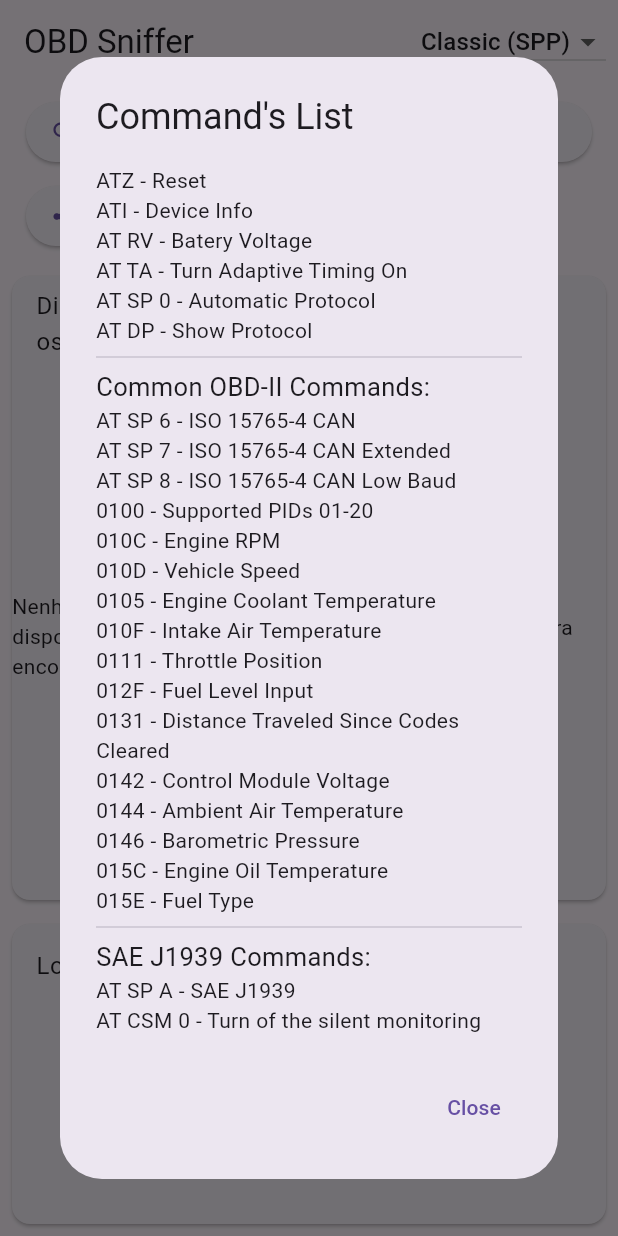
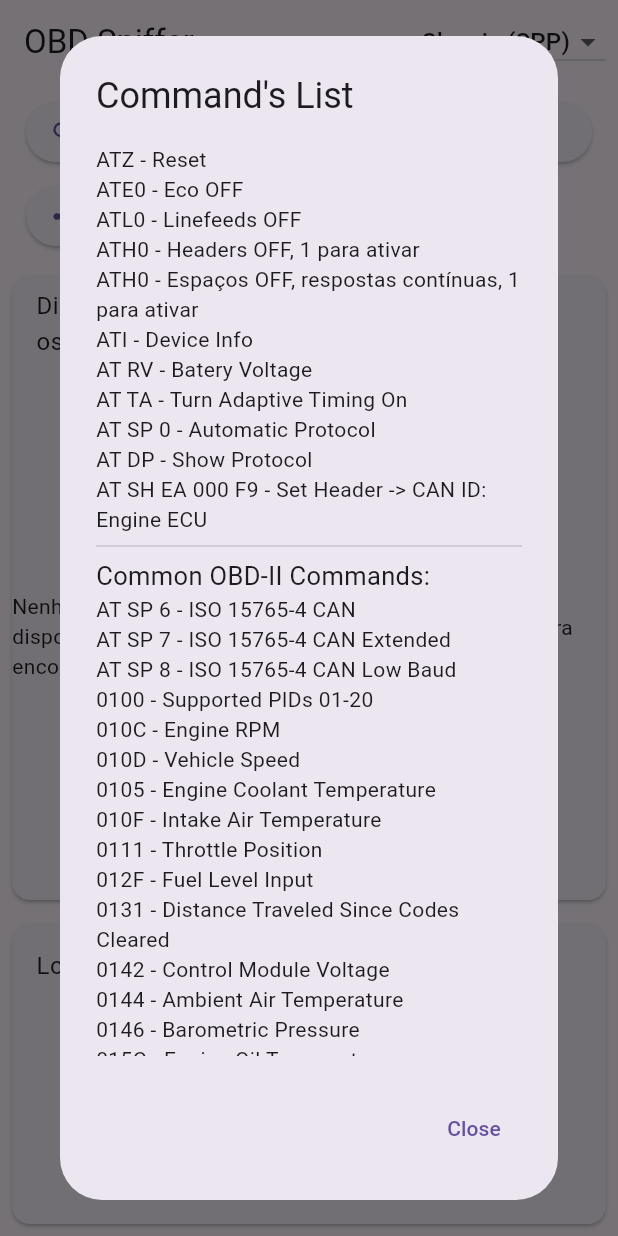
Before and after one commit to FelipeGSLobo/obd_sniffer_external.app, a Flutter app: the screen it shows after launch, after a tap on "Scan", after a tap on "Disconnect", after a tap on "Command's List", on a phone screen of 412 x 824 dp. Run offline on Flutter 3.47's test engine with Material 3 defaults, Android fonts, the phone set to English and light mode, and no system bars; our stand-ins replace flutter_bloc, flutter_blue_plus, flutter_bluetooth_serial, open_filex, permission_handler, share_plus and 1 more.

Commit message:
Complementado comandos.

```diff
--- a/lib/ui/components/panel_container.dart
+++ b/lib/ui/components/panel_container.dart
@@ -20,7 +20,15 @@ class _PanelContainerState extends State<PanelContainer> {
   double rpm = 0;
   StreamSubscription<String>? subscription;
   final protocols = [
-    ObdProtocol(name: 'SAE J1939', code: 'AT SP A', rpm: '03 00 F0 04'),
+    ObdProtocol(name: 'Automático', code: 'AT SP 0', rpm: '010C'),
+    ObdProtocol(name: 'ISO 15765-4 (CAN 11-bit 500kb/s) Padrão', code: 'AT SP 6', rpm: '010C'),
+    ObdProtocol(name: 'ISO 15765-4 (CAN 29-bit 500kb/s)', code: 'AT SP 7', rpm: '010C'),
+    ObdProtocol(name: 'ISO 15765-4 (CAN 29-bit 250kb/s)', code: 'AT SP 8', rpm: '010C'),
+    ObdProtocol(name: 'SAE J1939 (Caminhões 29-bit)', code: 'AT SP A', rpm: '0300F004'),
+    ObdProtocol(name: 'ISO 14230 / KWP2000 (K-line lenta)', code: 'AT SP 3', rpm: '010C'),
+    ObdProtocol(name: 'ISO 9141-2 (K-line padrão)', code: 'AT SP 1', rpm: '010C'),
+    ObdProtocol(name: 'J1850 PWM (Ford antigo)', code: 'AT SP 2', rpm: '010C'),
+    ObdProtocol(name: 'J1850 VPW (GM antigo)', code: 'AT SP 4', rpm: '010C'),
     ObdProtocol(name: 'ISO 15765-4', code: 'AT SP 6', rpm: '010C'),
   ];
 
--- a/lib/ui/screens/home/home_page.dart
+++ b/lib/ui/screens/home/home_page.dart
@@ -106,12 +106,16 @@ class HomePage extends StatelessWidget {
                                 crossAxisAlignment: CrossAxisAlignment.start,
                                 children: [
                                   Text("ATZ - Reset"),
+                                  Text("ATE0 - Eco OFF"),
+                                  Text("ATL0 - Linefeeds OFF"),
+                                  Text("ATH0 - Headers OFF, 1 para ativar"),
+                                  Text("ATH0 - Espaços OFF, respostas contínuas, 1 para ativar"),
                                   Text("ATI - Device Info"),
                                   Text("AT RV - Batery Voltage"),
                                   Text("AT TA - Turn Adaptive Timing On"),
                                   Text("AT SP 0 - Automatic Protocol"),
                                   Text("AT DP - Show Protocol"),
-
+                                  Text("AT SH EA 000 F9 - Set Header -> CAN ID: Engine ECU"),
                                   Divider(),
                                   Text(
                                     "Common OBD-II Commands:",
@@ -134,15 +138,14 @@ class HomePage extends StatelessWidget {
                                   Text("0146 - Barometric Pressure"),
                                   Text("015C - Engine Oil Temperature"),
                                   Text("015E - Fuel Type"),
-
                                   Divider(),
                                   Text(
                                     "SAE J1939 Commands:",
                                     style: TextStyle(fontSize: 17),
                                   ),
                                   Text("AT SP A - SAE J1939"),
-                                  Text("AT CSM 0 - Turn of the silent monitoring"),
-
+                                  Text(
+                                      "AT CSM 0 - Turn of the silent monitoring"),
                                 ],
                               ),
                             ),
```
Also changed, not shown: lib/data/providers/obd_provider.dart (+11 -5 lines).
